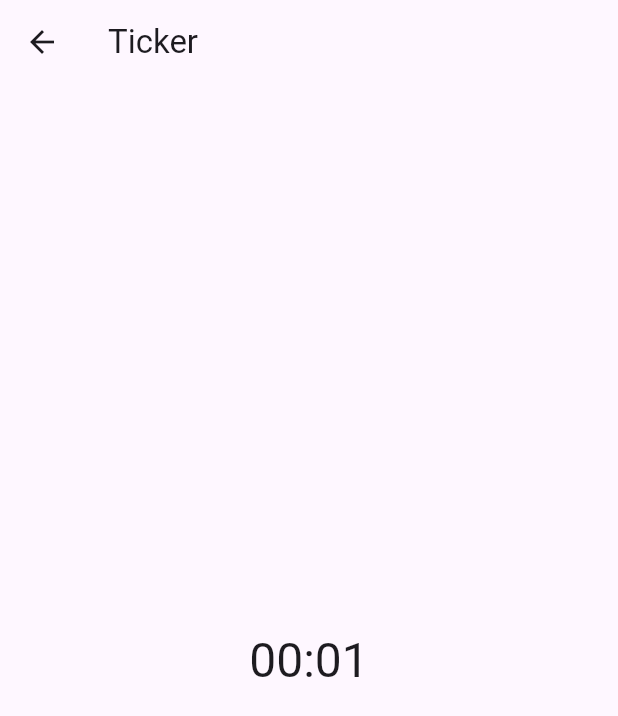
After one commit to gomezmedinamoises/riverpod_course, a Flutter app: the TickerScreen screen opened directly, on a phone screen of 412 x 824 dp. The commit adds this screen. Shown: the top 716 px of the screen. Run offline on Flutter 3.47's test engine with Material 3 defaults, Android fonts, the phone set to English and light mode, and no system bars; our stand-ins replace dio, equatable, flutter_riverpod, freezed_annotation, riverpod_annotation; generated files the repository leaves out were written again.

Commit message:
stream provider feature

```diff
--- /dev/null
+++ b/lib/features/stream_provider/presentation/ticker_screen.dart
@@ -0,0 +1,42 @@
+import 'package:flutter/material.dart';
+import 'package:flutter_riverpod/flutter_riverpod.dart';
+import 'package:riverpod_course/features/stream_provider/presentation/ticker_provider.dart';
+
+class TickerScreen extends ConsumerWidget {
+  const TickerScreen({super.key});
+
+  @override
+  Widget build(BuildContext context, WidgetRef ref) {
+    final tickerValue = ref.watch(tickerProvider);
+    print(tickerValue);
+    return Scaffold(
+      appBar: AppBar(
+        title: const Text('Ticker'),
+      ),
+      body: Center(
+        child: tickerValue.when(
+          data: (ticks) => Text(
+            _formatTimes(ticks),
+            style: Theme.of(context).textTheme.headlineLarge,
+          ),
+          error: (error, stack) => Text(
+            error.toString(),
+            style: Theme.of(context).textTheme.headlineSmall,
+            textAlign: TextAlign.center,
+          ),
+          loading: () => const CircularProgressIndicator(),
+        ),
+      ),
+    );
+  }
+}
+
+String _formatTimes(int ticks) {
+  final minutes = _zeroPaddedTwoDigits((ticks / 60) % 60);
+  final seconds = _zeroPaddedTwoDigits(ticks % 60);
+  return '$minutes:$seconds';
+}
+
+String _zeroPaddedTwoDigits(double ticks) {
+  return ticks.floor().toString().padLeft(2, '0');
+}
--- a/lib/features/user/presentation/users_provider.dart
+++ b/lib/features/user/presentation/users_provider.dart
@@ -45,6 +45,7 @@ FutureOr<User> userDetail(UserDetailRef ref, int id) async {
     print('[userDetailProvider($id)] disposed');
   });
   final response = await ref.watch(dioProvider).get('/users/$id');
+  ref.keepAlive();
   final user = User.fromJson(response.data);
   return user;
 }
--- a/lib/main.dart
+++ b/lib/main.dart
@@ -8,6 +8,7 @@ import 'package:riverpod_course/features/provider/screens/family/family_screen.d
 import 'package:riverpod_course/features/state_provider/screens/auto_dispose/auto_dispose_state_provider_screen.dart';
 import 'package:riverpod_course/features/state_provider/screens/basic/basic_state_provider_screen.dart';
 import 'package:riverpod_course/features/state_provider/screens/family/family_state_provider_screen.dart';
+import 'package:riverpod_course/features/stream_provider/presentation/ticker_screen.dart';
 import 'package:riverpod_course/features/user/presentation/screens/user_list_screen.dart';
 
 import 'features/provider/screens/auto_dispose_test_family/auto_dispose_family_test_screen.dart';
@@ -51,6 +52,10 @@ class MyHomePage extends StatelessWidget {
           shrinkWrap: true,
           padding: const EdgeInsets.all(20),
           children: const [
+            CustomButton(
+              title: 'Stream Provider',
+              child: TickerScreen(),
+            ),
             CustomButton(
               title: 'User list',
               child: UserListScreen(),
```
Also changed, not shown: lib/features/stream_provider/presentation/ticker_provider.dart (added, +19 -0 lines), lib/features/user/presentation/screens/user_list_screen.dart (+8 -2 lines), lib/features/stream_provider/presentation/ticker_provider.g.dart (added), lib/features/user/presentation/users_provider.g.dart.
